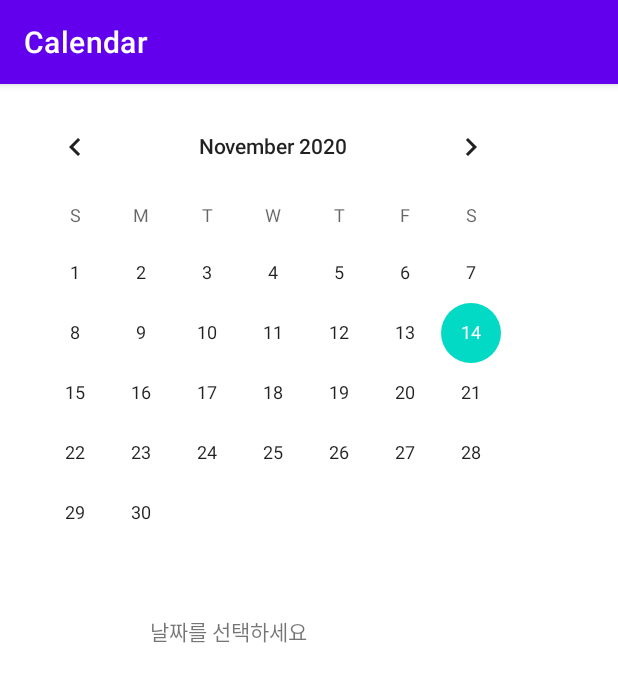
After one commit to jinwook8910/mobile_app, an Android app: the Calendar screen opened directly, with no data from a screen before it, on a phone screen of 412 x 824 dp. The commit adds this screen. Shown: the top 682 px of the screen. Run offline under Robolectric (Android 15) with nearby library versions, the phone set to English and light mode, and no system bars.

Commit message:
Calendar

```diff
--- a/HaruJogak/app/src/main/AndroidManifest.xml
+++ b/HaruJogak/app/src/main/AndroidManifest.xml
@@ -18,6 +18,8 @@
         </activity>
         <activity android:label="TimeTableList" android:name=".TimeTableList"/>
         <activity android:label="TimeTableEdit" android:name=".TimeTableEdit"/>
+        <activity android:label="Goal" android:name=".Goal"/>
+        <activity android:label="Calendar" android:name=".Calendar"/>
     </application>
 
 </manifest>
--- /dev/null
+++ b/HaruJogak/app/src/main/java/com/example/harujogak/Calendar.java
@@ -0,0 +1,45 @@
+package com.example.harujogak;
+
+import android.os.Bundle;
+import android.view.View;
+import android.widget.Button;
+import android.widget.CalendarView;
+import android.widget.EditText;
+import android.widget.TextView;
+
+import androidx.annotation.NonNull;
+import androidx.appcompat.app.AppCompatActivity;
+
+public class Calendar extends AppCompatActivity {
+    //Search(Date)
+    //addScheduleByDate
+    //Compute Day Static
+    //Compute Week Static
+    protected void onCreate(Bundle savedInstanceState) {
+        super.onCreate(savedInstanceState);
+        setContentView(R.layout.calendar);
+
+        CalendarView calendar = findViewById(R.id.calendar);
+        TextView calendar_date = findViewById(R.id.calender_date);
+        EditText calendar_text = findViewById(R.id.calendar_text);
+        Button calendar_btn = findViewById(R.id.calendar_btn);
+
+        calendar_date.setText("날짜를 선택하세요");
+
+        calendar.setOnDateChangeListener(new CalendarView.OnDateChangeListener(){
+            public void onSelectedDayChange(@NonNull CalendarView view, int year, int month, int dayOfMonth){
+                calendar_date.setVisibility(View.VISIBLE);
+                calendar_text.setVisibility(View.VISIBLE);
+                calendar_btn.setVisibility(View.VISIBLE);
+
+                calendar_date.setText(String.format("%d / %d / %d",year,month+1,dayOfMonth));
+                calendar_text.setText("");
+            }
+        });
+
+    }
+
+    public void checkDay(int cYear, int cMonth, int cDay){
+
+    }
+}
--- a/HaruJogak/app/src/main/res/layout/calendar.xml
+++ b/HaruJogak/app/src/main/res/layout/calendar.xml
@@ -1,7 +1,7 @@
 <?xml version="1.0" encoding="utf-8"?>
 <LinearLayout
     xmlns:android="http://schemas.android.com/apk/res/android"
-    android:layout_width="match_parent"
+    android:layout_width="fill_parent"
     android:layout_height="match_parent"
     android:orientation="vertical">
 
@@ -12,26 +12,29 @@
         android:layout_margin ="8dp"
         />
     <TextView
-        android:layout_width="0dp"
+        android:layout_width="wrap_content"
         android:layout_height="wrap_content"
         android:gravity="center"
         android:id="@+id/calender_date"
-        android:layout_margin="8dp"
+        android:layout_marginLeft="100dp"
         />
     <EditText
-        android:layout_width="0dp"
-        android:layout_height="116dp"
+        android:layout_width="wrap_content"
+        android:layout_height="100dp"
         android:inputType="textMultiLine"
         android:ems="10"
         android:id="@+id/calendar_text"
+        android:layout_marginBottom="10dp"
+        android:layout_marginLeft="100dp"
+        android:visibility="invisible"
         />
     <Button
         android:text="추가"
-        android:layout_width="0dp"
+        android:layout_width="wrap_content"
         android:layout_height="wrap_content"
         android:layout_marginBottom="20dp"
         android:id="@+id/calendar_btn"
-        android:layout_margin="8dp"
+        android:layout_marginLeft="100dp"
         android:visibility="invisible"
         />
 
```
Also changed, not shown: HaruJogak/app/src/main/java/com/example/harujogak/Goal.java (added, +22 -0 lines), HaruJogak/app/src/main/java/com/example/harujogak/MainActivity.java (+34 -4 lines).
